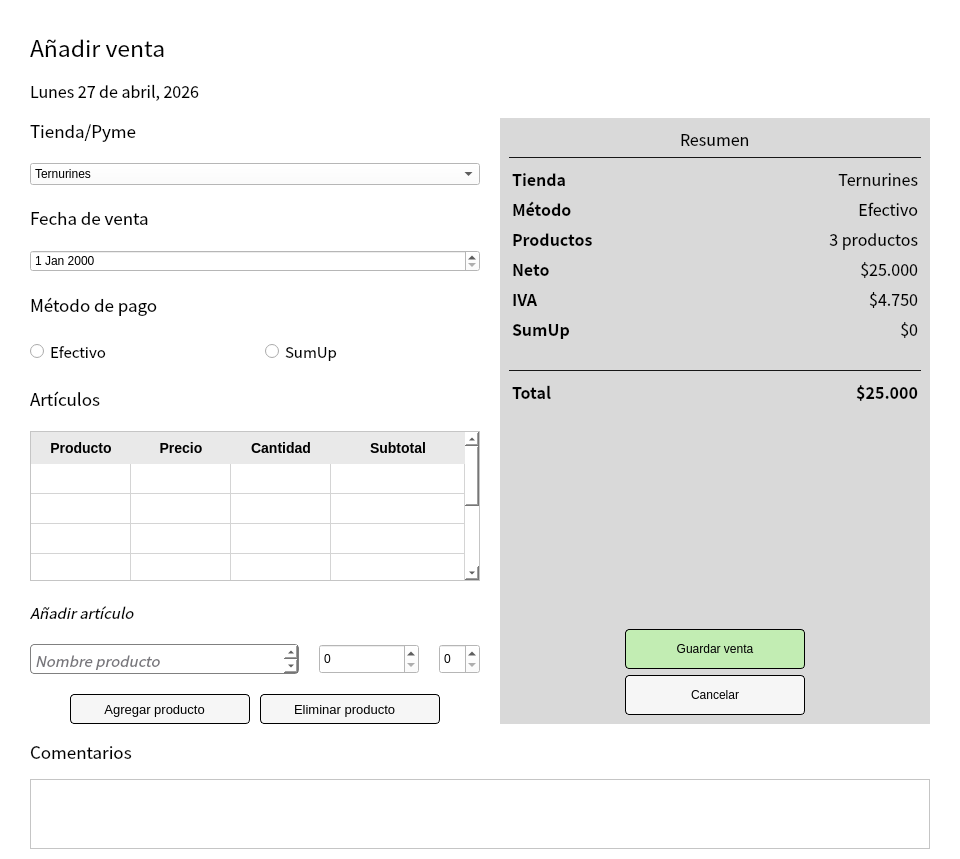
Old version of the form src/ui/views/ventas.ui in the repository Lokyui/cuartoambulanteapp.
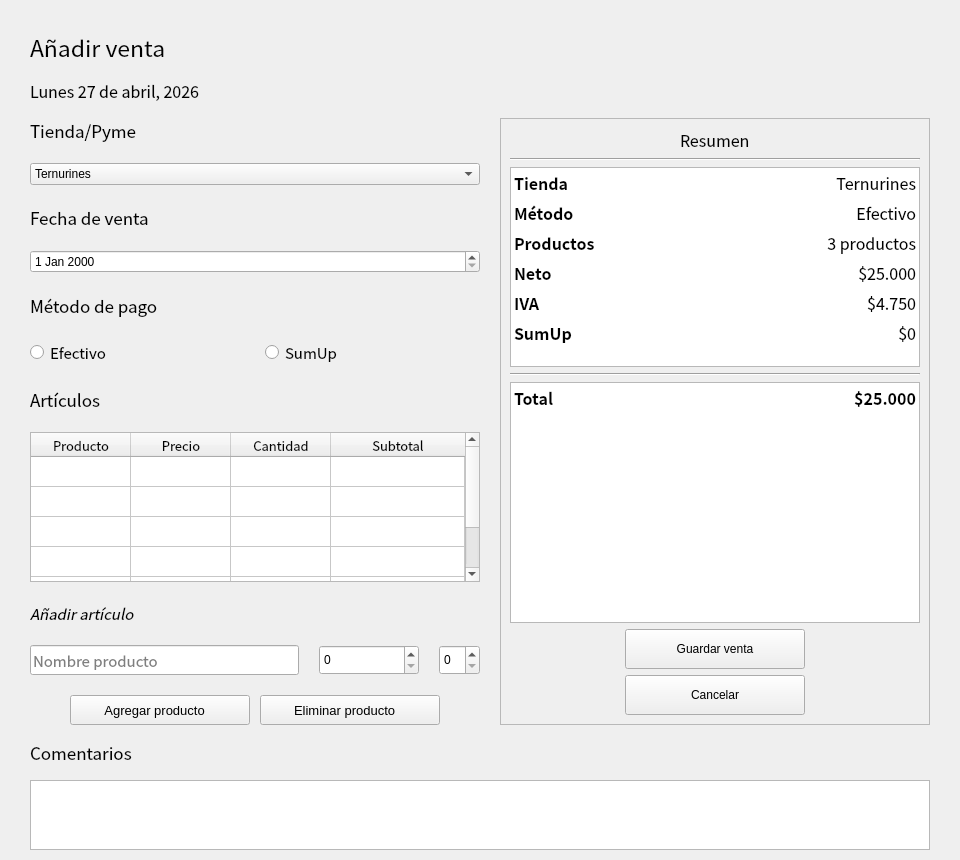
New version of the form. Icons and pictures are not drawn.

What changed in the file:
```diff
--- a/src/ui/views/ventas.ui
+++ b/src/ui/views/ventas.ui
@@ -19,9 +19,6 @@
   <property name="windowTitle">
    <string>Form</string>
   </property>
-  <property name="styleSheet">
-   <string notr="true">background-color:white;</string>
-  </property>
   <layout class="QVBoxLayout" name="verticalLayout_7">
    <property name="spacing">
     <number>15</number>
@@ -253,17 +250,6 @@
              <pointsize>10</pointsize>
             </font>
            </property>
-           <property name="styleSheet">
-            <string notr="true">QHeaderView::section {
-    background-color: #E9E9E9;
-    color: black;
-    border: none;
-    font-weight: bold;
-    font-size: 14px;
-    padding: 6px;
-}
-</string>
-           </property>
            <attribute name="horizontalHeaderMinimumSectionSize">
             <number>30</number>
            </attribute>
@@ -342,7 +328,7 @@
          <item>
           <layout class="QHBoxLayout" name="horizontalLayout_2">
            <item>
-            <widget class="QTextEdit" name="textEdit">
+            <widget class="QLineEdit" name="txtNombreProducto">
              <property name="maximumSize">
               <size>
                <width>16777215</width>
@@ -355,16 +341,11 @@
                <pointsize>11</pointsize>
               </font>
              </property>
-             <property name="styleSheet">
-              <string notr="true">border: 1px solid gray;
-border-radius: 4px;</string>
+             <property name="class" stdset="0">
+              <string>input-borde</string>
              </property>
-             <property name="html">
-              <string>&lt;!DOCTYPE HTML PUBLIC &quot;-//W3C//DTD HTML 4.0//EN&quot; &quot;http://www.w3.org/TR/REC-html40/strict.dtd&quot;&gt;
-&lt;html&gt;&lt;head&gt;&lt;meta name=&quot;qrichtext&quot; content=&quot;1&quot; /&gt;&lt;style type=&quot;text/css&quot;&gt;
-p, li { white-space: pre-wrap; }
-&lt;/style&gt;&lt;/head&gt;&lt;body style=&quot; font-family:'Noto Sans CJK HK'; font-size:11pt; font-weight:400; font-style:normal;&quot;&gt;
-&lt;p style=&quot; margin-top:0px; margin-bottom:0px; margin-left:0px; margin-right:0px; -qt-block-indent:0; text-indent:0px;&quot;&gt;&lt;span style=&quot; font-family:'Ubuntu'; font-style:italic; color:#77767b;&quot;&gt;Nombre producto&lt;/span&gt;&lt;/p&gt;&lt;/body&gt;&lt;/html&gt;</string>
+             <property name="placeholderText">
+              <string>Nombre producto</string>
              </property>
             </widget>
            </item>
@@ -435,10 +416,8 @@
              <pointsize>10</pointsize>
             </font>
            </property>
-           <property name="styleSheet">
-            <string notr="true">background-color: #F6F6F6;
-    border: 1px solid black;
-    border-radius: 4px;</string>
+           <property name="class" stdset="0">
+            <string>btn-secundario</string>
            </property>
            <property name="text">
             <string>Agregar producto   </string>
@@ -468,10 +447,8 @@
              <pointsize>10</pointsize>
             </font>
            </property>
-           <property name="styleSheet">
-            <string notr="true">background-color: #F6F6F6;
-    border: 1px solid black;
-    border-radius: 4px;</string>
+           <property name="class" stdset="0">
+            <string>btn-secundario</string>
            </property>
            <property name="text">
             <string>Eliminar producto   </string>
@@ -501,9 +478,8 @@
      </item>
      <item>
       <widget class="QFrame" name="frame">
-       <property name="styleSheet">
-        <string notr="true">background-color: #D9D9D9;
-border:transparent;</string>
+       <property name="class" stdset="0">
+        <string>panel-resumen</string>
        </property>
        <property name="frameShape">
         <enum>QFrame::StyledPanel</enum>
@@ -535,11 +511,8 @@
           </item>
           <item>
            <widget class="Line" name="line_2">
-            <property name="styleSheet">
-             <string notr="true">min-height: 1px;
-max-height: 1px;
-background-color: #171717;
-border: none;</string>
+            <property name="class" stdset="0">
+             <string>separator-dark</string>
             </property>
             <property name="orientation">
              <enum>Qt::Horizontal</enum>
@@ -560,9 +533,6 @@
               <pointsize>12</pointsize>
              </font>
             </property>
-            <property name="styleSheet">
-             <string notr="true">border:Transparent;</string>
-            </property>
             <property name="showGrid">
              <bool>false</bool>
             </property>
@@ -763,11 +733,8 @@
           </item>
           <item>
            <widget class="Line" name="line_3">
-            <property name="styleSheet">
-             <string notr="true">min-height: 1px;
-max-height: 1px;
-background-color: #171717;
-border: none;</string>
+            <property name="class" stdset="0">
+             <string>separator-dark</string>
             </property>
             <property name="orientation">
              <enum>Qt::Horizontal</enum>
@@ -782,9 +749,6 @@
               <pointsize>12</pointsize>
              </font>
             </property>
-            <property name="styleSheet">
-             <string notr="true">border:Transparent;</string>
-            </property>
             <property name="showGrid">
              <bool>false</bool>
             </property>
@@ -855,10 +819,8 @@
               <height>16777215</height>
              </size>
             </property>
-            <property name="styleSheet">
-             <string notr="true">background-color: #C2EDB3;
-    border: 1px solid black;
-    border-radius: 4px;</string>
+            <property name="class" stdset="0">
+             <string>btn-primario</string>
             </property>
             <property name="text">
              <string>Guardar venta</string>
@@ -879,10 +841,8 @@
               <height>16777215</height>
              </size>
             </property>
-            <property name="styleSheet">
-             <string notr="true">background-color: #F6F6F6;
-    border: 1px solid black;
-    border-radius: 4px;</string>
+            <property name="class" stdset="0">
+             <string>btn-secundario</string>
             </property>
             <property name="text">
              <string>Cancelar</string>
```
Left out of the diff: 22 changed lines with no effect on the pictures.
